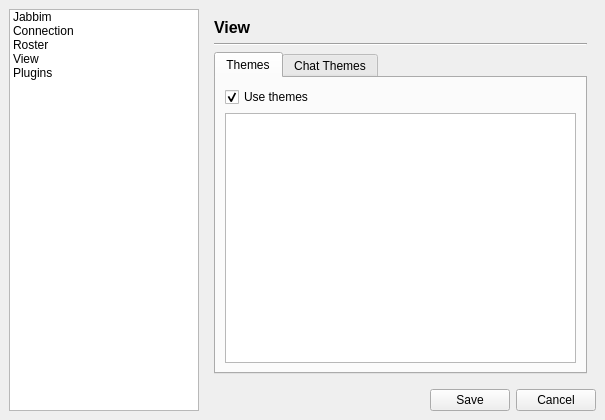
Old version of the form widgets/preferences.ui in the repository xmpp-graveyard/jabbim.
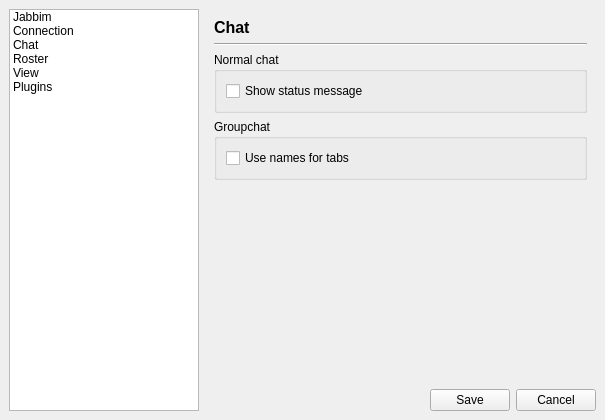
New version of the form. Icons and pictures are not drawn.

Patch:
```diff
--- a/widgets/preferences.ui
+++ b/widgets/preferences.ui
@@ -25,7 +25,7 @@
    <item row="0" column="1" colspan="2" >
     <widget class="QStackedWidget" name="stackedWidget" >
      <property name="currentIndex" >
-      <number>3</number>
+      <number>2</number>
      </property>
      <widget class="QWidget" name="page_4" >
       <layout class="QGridLayout" >
@@ -366,6 +366,90 @@
        </item>
       </layout>
      </widget>
+     <widget class="QWidget" name="page_2" >
+      <layout class="QGridLayout" >
+       <property name="margin" >
+        <number>9</number>
+       </property>
+       <property name="spacing" >
+        <number>6</number>
+       </property>
+       <item row="4" column="0" >
+        <spacer>
+         <property name="orientation" >
+          <enum>Qt::Vertical</enum>
+         </property>
+         <property name="sizeHint" >
+          <size>
+           <width>20</width>
+           <height>171</height>
+          </size>
+         </property>
+        </spacer>
+       </item>
+       <item row="2" column="0" >
+        <widget class="QGroupBox" name="groupBox_3" >
+         <property name="title" >
+          <string>Normal chat</string>
+         </property>
+         <layout class="QVBoxLayout" >
+          <property name="margin" >
+           <number>9</number>
+          </property>
+          <property name="spacing" >
+           <number>6</number>
+          </property>
+          <item>
+           <widget class="QCheckBox" name="showChatStatusChanges" >
+            <property name="text" >
+             <string>Show status message</string>
+            </property>
+           </widget>
+          </item>
+         </layout>
+        </widget>
+       </item>
+       <item row="3" column="0" >
+        <widget class="QGroupBox" name="groupBox_5" >
+         <property name="title" >
+          <string>Groupchat</string>
+         </property>
+         <layout class="QVBoxLayout" >
+          <property name="margin" >
+           <number>9</number>
+          </property>
+          <property name="spacing" >
+           <number>6</number>
+          </property>
+          <item>
+           <widget class="QCheckBox" name="useMUCNames" >
+            <property name="text" >
+             <string>Use names for tabs</string>
+            </property>
+           </widget>
+          </item>
+         </layout>
+        </widget>
+       </item>
+       <item row="0" column="0" >
+        <widget class="QLabel" name="label_5" >
+         <property name="text" >
+          <string>&lt;html>&lt;head>&lt;meta name="qrichtext" content="1" />&lt;style type="text/css">
+p, li { white-space: pre-wrap; }
+&lt;/style>&lt;/head>&lt;body style=" font-family:'DejaVu Sans'; font-size:9pt; font-weight:400; font-style:normal; text-decoration:none;">
+&lt;p style=" margin-top:0px; margin-bottom:0px; margin-left:0px; margin-right:0px; -qt-block-indent:0; text-indent:0px; font-family:'Sans Serif';">&lt;span style=" font-size:12pt; font-weight:600;">Chat&lt;/span>&lt;/p>&lt;/body>&lt;/html></string>
+         </property>
+        </widget>
+       </item>
+       <item row="1" column="0" >
+        <widget class="Line" name="line_3" >
+         <property name="orientation" >
+          <enum>Qt::Horizontal</enum>
+         </property>
+        </widget>
+       </item>
+      </layout>
+     </widget>
      <widget class="QWidget" name="page" >
       <layout class="QGridLayout" >
        <property name="margin" >
@@ -720,6 +804,14 @@
        <iconset>images/32x32/categories/applications-internet.png</iconset>
       </property>
      </item>
+     <item>
+      <property name="text" >
+       <string>Chat</string>
+      </property>
+      <property name="icon" >
+       <iconset>images/32x32/apps/jabbim.png</iconset>
+      </property>
+     </item>
      <item>
       <property name="text" >
        <string>Roster</string>
```
